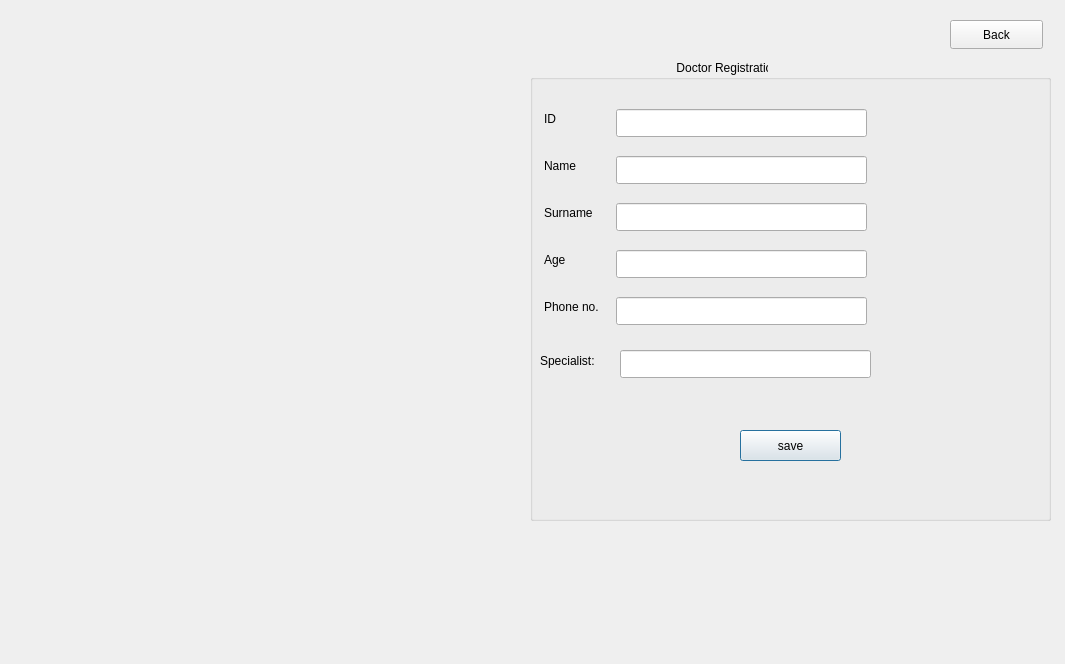
This is Sqlite_DB/doctor.ui in AnishBharati/Qt-HMS as Qt 5 draws it before an edit. The edited form follows.
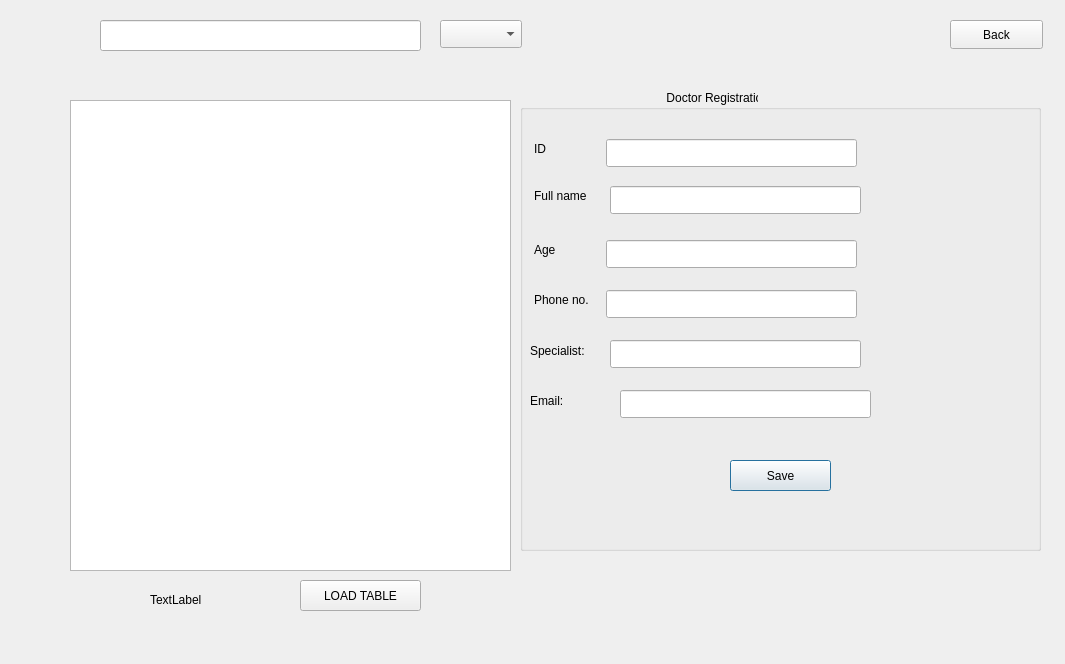
This is the edited form.

What changed in the file:
```diff
--- a/Sqlite_DB/doctor.ui
+++ b/Sqlite_DB/doctor.ui
@@ -16,8 +16,8 @@
   <widget class="QGroupBox" name="groupBox">
    <property name="geometry">
     <rect>
-     <x>530</x>
-     <y>60</y>
+     <x>520</x>
+     <y>90</y>
      <width>521</width>
      <height>461</height>
     </rect>
@@ -53,52 +53,29 @@
      <rect>
       <x>14</x>
       <y>96</y>
-      <width>40</width>
+      <width>91</width>
       <height>20</height>
      </rect>
     </property>
     <property name="text">
-     <string>Name</string>
+     <string>Full name</string>
     </property>
    </widget>
    <widget class="QLineEdit" name="txt_name">
     <property name="geometry">
      <rect>
-      <x>86</x>
+      <x>90</x>
       <y>96</y>
       <width>251</width>
       <height>28</height>
      </rect>
     </property>
    </widget>
-   <widget class="QLabel" name="label_8">
-    <property name="geometry">
-     <rect>
-      <x>14</x>
-      <y>143</y>
-      <width>58</width>
-      <height>20</height>
-     </rect>
-    </property>
-    <property name="text">
-     <string>Surname</string>
-    </property>
-   </widget>
-   <widget class="QLineEdit" name="txt_surname">
-    <property name="geometry">
-     <rect>
-      <x>86</x>
-      <y>143</y>
-      <width>251</width>
-      <height>28</height>
-     </rect>
-    </property>
-   </widget>
    <widget class="QLabel" name="label_9">
     <property name="geometry">
      <rect>
       <x>14</x>
-      <y>190</y>
+      <y>150</y>
       <width>27</width>
       <height>20</height>
      </rect>
@@ -111,7 +88,7 @@
     <property name="geometry">
      <rect>
       <x>86</x>
-      <y>190</y>
+      <y>150</y>
       <width>251</width>
       <height>28</height>
      </rect>
@@ -121,7 +98,7 @@
     <property name="geometry">
      <rect>
       <x>14</x>
-      <y>237</y>
+      <y>200</y>
       <width>65</width>
       <height>20</height>
      </rect>
@@ -134,7 +111,7 @@
     <property name="geometry">
      <rect>
       <x>86</x>
-      <y>237</y>
+      <y>200</y>
       <width>251</width>
       <height>28</height>
      </rect>
@@ -150,14 +127,14 @@
      </rect>
     </property>
     <property name="text">
-     <string>save</string>
+     <string>Save</string>
     </property>
    </widget>
    <widget class="QLabel" name="label">
     <property name="geometry">
      <rect>
       <x>10</x>
-      <y>290</y>
+      <y>250</y>
       <width>71</width>
       <height>21</height>
      </rect>
@@ -170,12 +147,35 @@
     <property name="geometry">
      <rect>
       <x>90</x>
-      <y>290</y>
+      <y>250</y>
       <width>251</width>
       <height>28</height>
      </rect>
     </property>
    </widget>
+   <widget class="QLineEdit" name="txt_phone_3">
+    <property name="geometry">
+     <rect>
+      <x>100</x>
+      <y>300</y>
+      <width>251</width>
+      <height>28</height>
+     </rect>
+    </property>
+   </widget>
+   <widget class="QLabel" name="label_2">
+    <property name="geometry">
+     <rect>
+      <x>10</x>
+      <y>300</y>
+      <width>71</width>
+      <height>21</height>
+     </rect>
+    </property>
+    <property name="text">
+     <string>Email:</string>
+    </property>
+   </widget>
   </widget>
   <widget class="QPushButton" name="pushButton_2">
    <property name="geometry">
@@ -190,6 +190,62 @@
     <string>Back</string>
    </property>
   </widget>
+  <widget class="QLabel" name="label_sec_status">
+   <property name="geometry">
+    <rect>
+     <x>150</x>
+     <y>590</y>
+     <width>63</width>
+     <height>20</height>
+    </rect>
+   </property>
+   <property name="text">
+    <string>TextLabel</string>
+   </property>
+  </widget>
+  <widget class="QTableView" name="tableView">
+   <property name="geometry">
+    <rect>
+     <x>70</x>
+     <y>100</y>
+     <width>441</width>
+     <height>471</height>
+    </rect>
+   </property>
+  </widget>
+  <widget class="QPushButton" name="pushButton_3">
+   <property name="geometry">
+    <rect>
+     <x>300</x>
+     <y>580</y>
+     <width>121</width>
+     <height>31</height>
+    </rect>
+   </property>
+   <property name="text">
+    <string>LOAD TABLE</string>
+   </property>
+  </widget>
+  <widget class="QComboBox" name="cbColumnas">
+   <property name="geometry">
+    <rect>
+     <x>440</x>
+     <y>20</y>
+     <width>82</width>
+     <height>28</height>
+    </rect>
+   </property>
+  </widget>
+  <widget class="QLineEdit" name="lineEdit">
+   <property name="geometry">
+    <rect>
+     <x>100</x>
+     <y>20</y>
+     <width>321</width>
+     <height>31</height>
+    </rect>
+   </property>
+  </widget>
  </widget>
  <resources/>
  <connections/>
```
